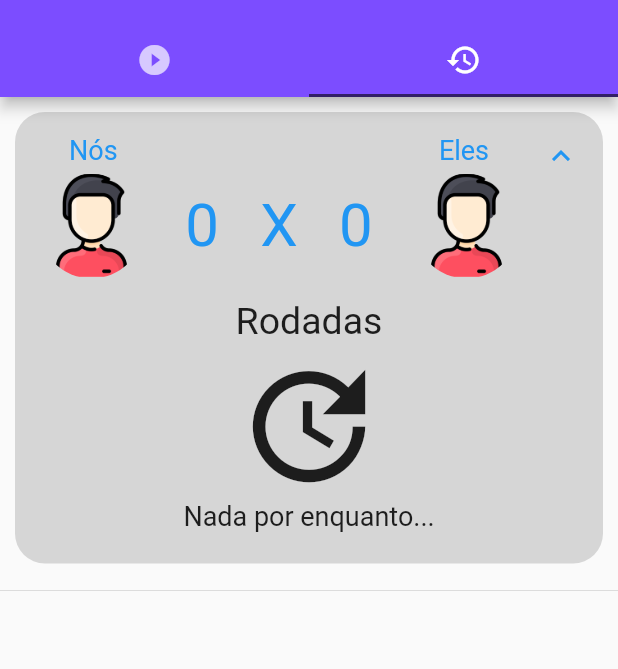
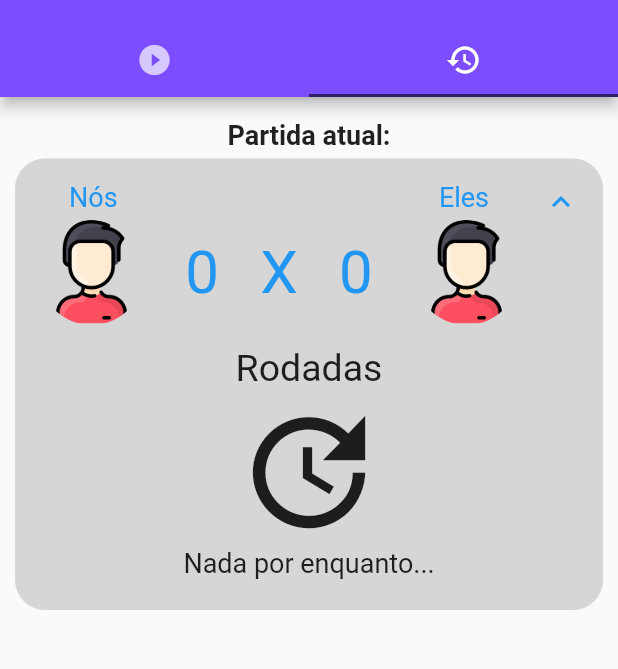
Before and after one commit to MichelHanzenScheeren/marcador_de_truco, a Flutter app: the screen it shows after launch, tab 2 chosen, on a phone screen of 412 x 824 dp, the part 59-728 px from its top. Run offline on Flutter 3.47's test engine with Material 2 defaults, Android fonts, the phone set to English and light mode, and no system bars; our stand-ins replace flutter_mobx, image_cropper, image_picker, mobx; generated files the repository leaves out were written again.

Commit message:
Adição da lógica de controle de vitórias e melhorias na página de controle de rodadas.

```diff
--- a/lib/pages/game_page/game.dart
+++ b/lib/pages/game_page/game.dart
@@ -33,6 +33,7 @@ class _GameState extends State<Game> {
     disposer =
         reaction((_) => gameModel.games[0].finishGame, (finishGame) async {
       if (finishGame) {
+        gameModel.incrementWins(gameModel.games[0].getWinner.playerNumber);
         Truco truco = await Navigator.of(context).push(MaterialPageRoute(
           builder: (context) => VictoryPage(truco: gameModel.games[0]),
         ));
@@ -76,7 +77,11 @@ class _GameState extends State<Game> {
         body: TabBarView(
           children: <Widget>[
             Observer(builder: (_) {
-              return PointsTab(gameModel.games[0]);
+              return PointsTab(
+                gameModel.games[0],
+                gameModel.player1Wins,
+                gameModel.player2Wins,
+              );
             }),
             HistoryTab(gameModel),
           ],
--- a/lib/pages/game_page/hystory_tab/history_tab.dart
+++ b/lib/pages/game_page/hystory_tab/history_tab.dart
@@ -7,30 +7,59 @@ class HistoryTab extends StatelessWidget {
   final GameModel gameModel;
   HistoryTab(this.gameModel);
 
+  final TextStyle titleStyle = TextStyle(
+    fontSize: 18,
+    fontWeight: FontWeight.bold,
+  );
+
+  final ScrollController controller = ScrollController();
+
   @override
   Widget build(BuildContext context) {
     return ListView.builder(
-      shrinkWrap: true,
+        controller: controller,
         itemCount: gameModel.games.length,
         itemBuilder: (context, index) {
+          if (index == 0) {
+            print("ooi");
             return Column(
-          crossAxisAlignment: CrossAxisAlignment.start,
               children: <Widget>[
-            buildTrucoGame(context, index),
-            Divider(),
+                SizedBox(height: 15),
+                Text("Partida atual:", style: titleStyle),
+                buildTrucoCard(context, index, true),
               ],
             );
-      },
+          } else if (index == 1) {
+            return Column(
+              children: <Widget>[
+                Divider(),
+                gameModel.games.length == 2
+                    ? Text("Partida anterior:", style: titleStyle)
+                    : Text("Partidas anteriores:", style: titleStyle),
+                buildTrucoCard(context, index, false),
+                SizedBox(height: 10),
+              ],
             );
+          } else if (index == gameModel.games.length - 1) {
+            return Column(
+              children: <Widget>[
+                buildTrucoCard(context, index, false),
+                SizedBox(height: 10),
+              ],
+            );
+          } else {
+            return buildTrucoCard(context, index, false);
+          }
+        });
   }
 
-  Widget buildTrucoGame(BuildContext context, int index) {
+  Widget buildTrucoCard(BuildContext context, int index, bool startExpanded) {
     return Card(
       borderOnForeground: false,
       shape: RoundedRectangleBorder(
         borderRadius: BorderRadius.circular(20),
       ),
-      margin: EdgeInsets.symmetric(horizontal: 10, vertical: 10),
+      margin: EdgeInsets.symmetric(horizontal: 10, vertical: 5),
       color: Colors.grey[350],
       elevation: 0,
       child: Theme(
@@ -39,10 +68,13 @@ class HistoryTab extends StatelessWidget {
           accentColor: Colors.black,
         ),
         child: ExpansionTile(
-          initiallyExpanded: true,
+          initiallyExpanded: startExpanded,
           title: GameScore(gameModel.games[index]),
           children: <Widget>[
-            GameRounds(gameModel.games[index]),
+            GameRounds(
+              gameModel.games[index],
+              controller,
+            ),
           ],
         ),
       ),
--- a/lib/pages/game_page/hystory_tab/widgets/game_rounds.dart
+++ b/lib/pages/game_page/hystory_tab/widgets/game_rounds.dart
@@ -5,7 +5,8 @@ import '../../../../models/truco.dart';
 
 class GameRounds extends StatelessWidget {
   final Truco truco;
-  GameRounds(this.truco);
+  final ScrollController controller;
+  GameRounds(this.truco, this.controller);
 
   @override
   Widget build(BuildContext context) {
@@ -31,6 +32,7 @@ class GameRounds extends StatelessWidget {
           Text("Rodadas", style: TextStyle(fontSize: 25)),
           SizedBox(height: 5),
           ListView.builder(
+            controller: controller,
             shrinkWrap: true,
             itemCount: truco.rounds.length,
             itemBuilder: (context, index) {
@@ -45,7 +47,7 @@ class GameRounds extends StatelessWidget {
 
   Widget roundLine(Round round, int index) {
     return Padding(
-      padding: EdgeInsets.only(left: 20, right: 20, bottom: 5),
+      padding: EdgeInsets.only(left: 30, right: 30, bottom: 5),
       child: Row(
         mainAxisAlignment: round.playerNumber == Players.p1
             ? MainAxisAlignment.start
```
Also changed, not shown: lib/models/game_model.dart (+16 -0 lines), lib/pages/game_page/points_tab/points_tab.dart (+5 -3 lines), lib/models/game_model.g.dart, lib/models/truco.g.dart. Lines whose indentation alone changed are shown as unchanged.
